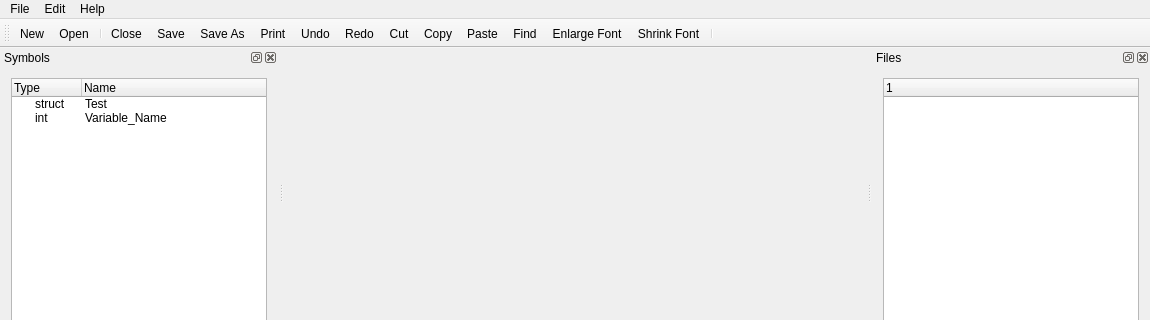
Qt form mainwindow.ui (doganckaratas/kscope-ng) before a commit; both pictures show x 0 to 1150 and y 0 to 320 of the 1150 by 597 pixel window.
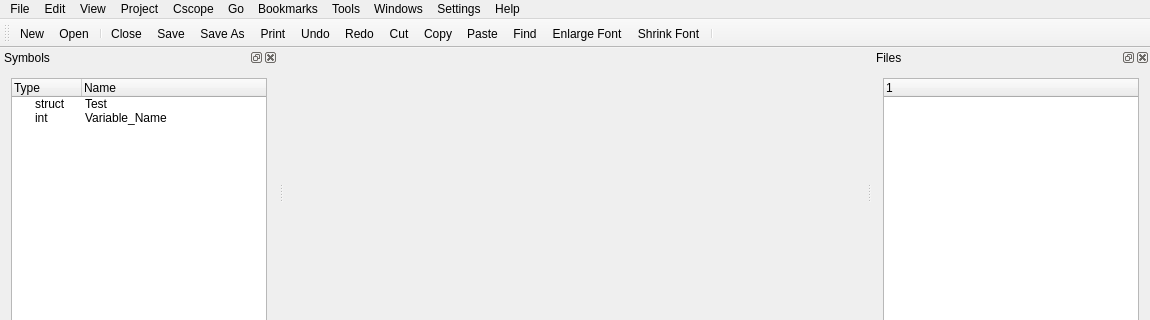
The same form after that commit. Icons and pictures are not drawn.

Commit message: Added dummy menu items

```diff
--- a/mainwindow.ui
+++ b/mainwindow.ui
@@ -39,7 +39,7 @@
      <x>0</x>
      <y>0</y>
      <width>1150</width>
-     <height>22</height>
+     <height>25</height>
     </rect>
    </property>
    <widget class="QMenu" name="menuEdit">
@@ -96,8 +96,56 @@
     <addaction name="separator"/>
     <addaction name="actionExit"/>
    </widget>
+   <widget class="QMenu" name="menuView">
+    <property name="title">
+     <string>View</string>
+    </property>
+   </widget>
+   <widget class="QMenu" name="menuProject">
+    <property name="title">
+     <string>Project</string>
+    </property>
+   </widget>
+   <widget class="QMenu" name="menuCscope">
+    <property name="title">
+     <string>Cscope</string>
+    </property>
+   </widget>
+   <widget class="QMenu" name="menuGo">
+    <property name="title">
+     <string>Go</string>
+    </property>
+   </widget>
+   <widget class="QMenu" name="menuBookmarks">
+    <property name="title">
+     <string>Bookmarks</string>
+    </property>
+   </widget>
+   <widget class="QMenu" name="menuTools">
+    <property name="title">
+     <string>Tools</string>
+    </property>
+   </widget>
+   <widget class="QMenu" name="menuWindows">
+    <property name="title">
+     <string>Windows</string>
+    </property>
+   </widget>
+   <widget class="QMenu" name="menuSettings">
+    <property name="title">
+     <string>Settings</string>
+    </property>
+   </widget>
    <addaction name="menuFile"/>
    <addaction name="menuEdit"/>
+   <addaction name="menuView"/>
+   <addaction name="menuProject"/>
+   <addaction name="menuCscope"/>
+   <addaction name="menuGo"/>
+   <addaction name="menuBookmarks"/>
+   <addaction name="menuTools"/>
+   <addaction name="menuWindows"/>
+   <addaction name="menuSettings"/>
    <addaction name="menuHelp"/>
   </widget>
   <widget class="QToolBar" name="mainToolBar">
```
Left out of the diff: 11 changed lines with no effect on the pictures. The commit also changes 2 other files.
